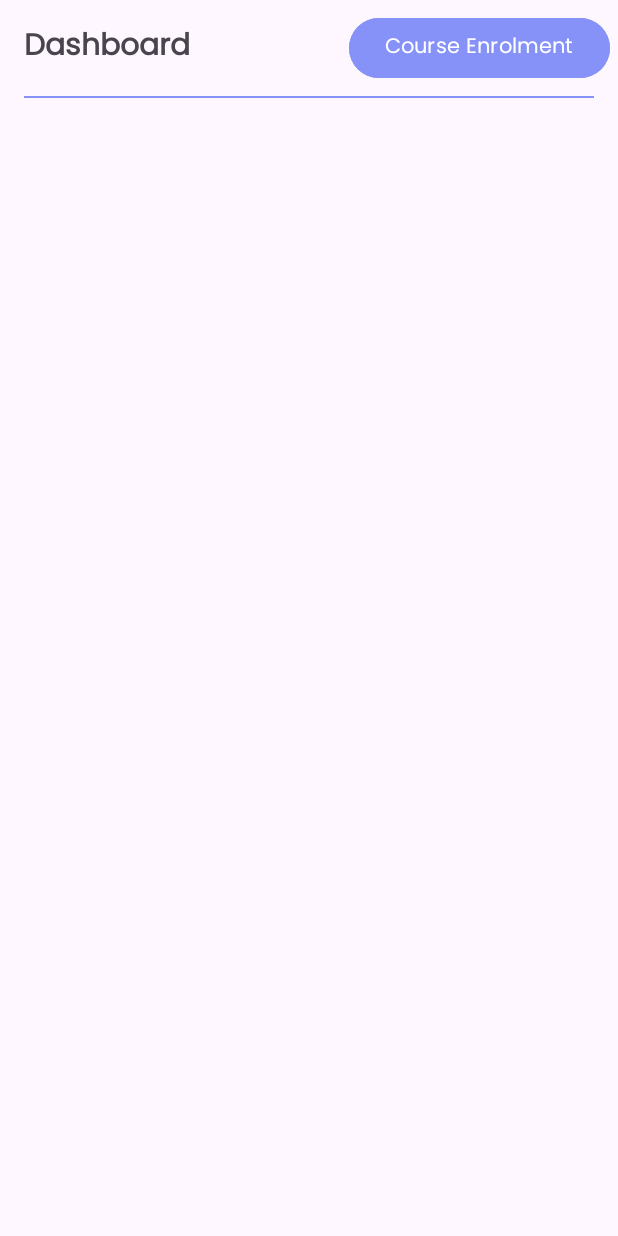
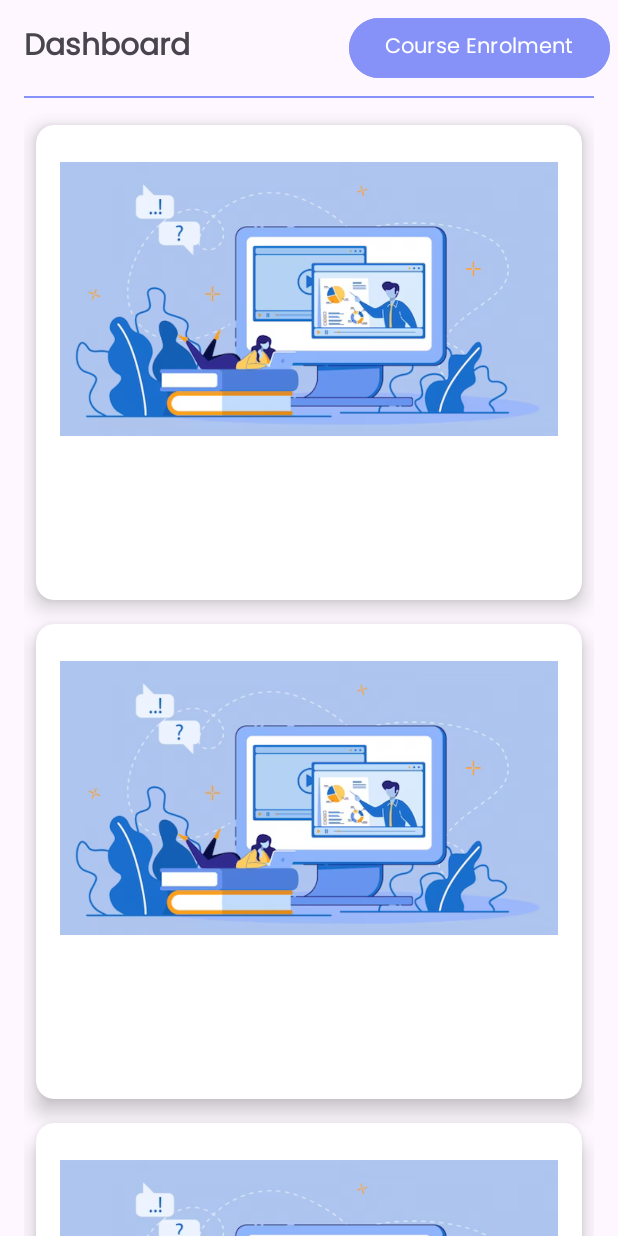
Before and after one commit to ChngWeiKean/Attendance-Management-System, an Android app: the layout student_dashboard.xml on its own in the app's theme, with its tools: preview values and no code run, on a phone screen of 412 x 824 dp. Run offline under Robolectric (Android 15) with nearby library versions, the phone set to English and light mode, and no system bars.

Commit message:
- Implemented dynamic course cards for the student's dashboard using RecyclerView, LinearLayoutManager and Adapters. The course cards are sorted in no particular order, follows the order in the database. (Individual course cards functionality not yet implemented.

```diff
--- a/app/build.gradle.kts
+++ b/app/build.gradle.kts
@@ -37,6 +37,7 @@ dependencies {
     implementation("androidx.appcompat:appcompat:1.6.1")
     implementation("com.google.android.material:material:1.9.0")
     implementation("androidx.constraintlayout:constraintlayout:2.1.4")
+    implementation("androidx.recyclerview:recyclerview:1.3.1")
     testImplementation("junit:junit:4.13.2")
     androidTestImplementation("androidx.test.ext:junit:1.1.5")
     androidTestImplementation("androidx.test.espresso:espresso-core:3.5.1")
--- a/app/src/main/res/layout/student_dashboard.xml
+++ b/app/src/main/res/layout/student_dashboard.xml
@@ -17,24 +17,27 @@
             android:id="@+id/toolbar"
             android:layout_width="match_parent"
             android:layout_height="?attr/actionBarSize">
+
             <TextView
                 android:layout_width="wrap_content"
                 android:layout_height="wrap_content"
+                android:layout_gravity="center_vertical"
+                android:fontFamily="@font/font_family"
                 android:text="Dashboard"
-                android:fontFamily="@font/font_family"
                 android:textSize="20sp"
-                android:textStyle="bold"
-                android:layout_gravity="center_vertical" />
+                android:textStyle="bold" />
+
             <Button
                 android:id="@+id/course_enrolment_button"
                 android:layout_width="wrap_content"
                 android:layout_height="wrap_content"
-                android:text="Course Enrolment"
                 android:layout_gravity="end"
                 android:layout_marginRight="5dp"
+                android:backgroundTint="@color/purple"
                 android:fontFamily="@font/font_family"
-                android:backgroundTint="@color/purple" />
+                android:text="Course Enrolment" />
         </com.google.android.material.appbar.MaterialToolbar>
+
         <View
             android:layout_width="wrap_content"
             android:layout_height="1dp"
@@ -42,6 +45,18 @@
             android:layout_marginStart="16dp"
             android:layout_marginEnd="16dp"
             android:background="@color/purple" />
+
+        <androidx.recyclerview.widget.RecyclerView
+            android:id="@+id/dashboard_cards_container"
+            android:layout_width="match_parent"
+            android:layout_height="wrap_content"
+            android:layout_marginStart="16dp"
+            android:layout_marginEnd="16dp"
+            android:layout_marginTop="10dp"
+            android:orientation="vertical"
+            tools:listitem="@layout/student_dashboard_course_cards" >
+        </androidx.recyclerview.widget.RecyclerView>
+
     </LinearLayout>
 
     <com.google.android.material.navigation.NavigationView
--- /dev/null
+++ b/app/src/main/res/layout/student_dashboard_course_cards.xml
@@ -0,0 +1,52 @@
+<?xml version="1.0" encoding="utf-8"?>
+<androidx.cardview.widget.CardView
+    xmlns:android="http://schemas.android.com/apk/res/android"
+    xmlns:app="http://schemas.android.com/apk/res-auto"
+    xmlns:tools="http://schemas.android.com/tools"
+    android:id="@+id/student_dashboard_card"
+    android:layout_width="match_parent"
+    android:layout_height="wrap_content"
+    android:layout_margin="8dp"
+    app:cardCornerRadius="12dp"
+    app:cardElevation="8dp"
+    android:clickable="true"
+    android:focusable="true">
+
+    <RelativeLayout
+        android:layout_width="match_parent"
+        android:layout_height="wrap_content"
+        android:orientation="vertical"
+        android:padding="16dp" >
+
+        <ImageView
+            android:id="@+id/dashboard_card_image"
+            android:layout_width="match_parent"
+            android:layout_height="200dp"
+            android:layout_gravity="center_horizontal"
+            android:src="@drawable/dashboard_card_image" >
+        </ImageView>
+
+        <TextView
+            android:id="@+id/dashboard_card_course_id"
+            android:layout_width="match_parent"
+            android:layout_height="wrap_content"
+            android:layout_marginTop="8dp"
+            android:layout_below="@id/dashboard_card_image"
+            android:fontFamily="@font/poppins_regular"
+            android:textStyle="bold"
+            android:textColor="@color/purple"
+            android:textSize="26sp" >
+        </TextView>
+
+        <TextView
+            android:id="@+id/dashboard_card_course_name"
+            android:layout_width="match_parent"
+            android:layout_height="wrap_content"
+            android:layout_below="@id/dashboard_card_course_id"
+            android:fontFamily="@font/poppins_regular"
+            android:textSize="20sp" >
+        </TextView>
+
+    </RelativeLayout>
+
+</androidx.cardview.widget.CardView>
```
Also changed, not shown: app/src/main/java/com/example/attendancemanagementsystem/StudentDashboardActivity.java (+107 -2 lines), app/src/main/java/com/example/attendancemanagementsystem/StudentDashboardRecyclerAdapter.java (added, +51 -0 lines), app/src/main/res/layout/sidebar_menu.xml (deleted, +0 -136 lines), app/src/main/res/drawable/dashboard_card_image.png (added).
